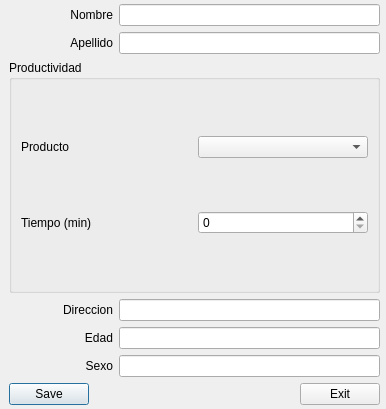
First picture: the form in MyApp/model/empleado/add.ui, repository marcosstevens2012/GPP, before the edit.
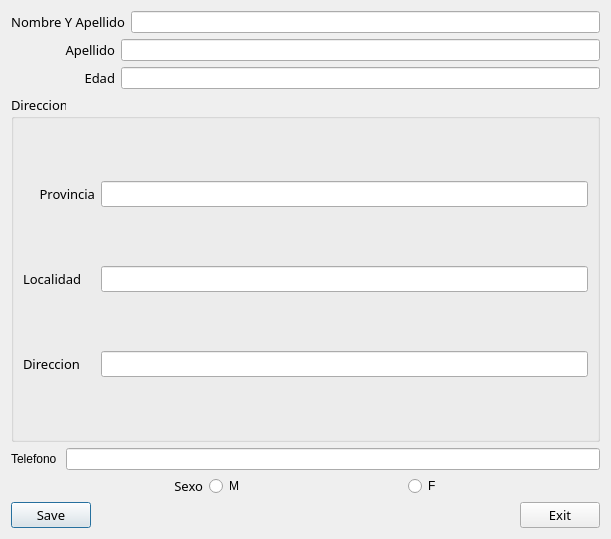
Second picture: the form after the edit. Icons and pictures are not drawn.

The edit to the form file:
```diff
--- a/MyApp/model/empleado/add.ui
+++ b/MyApp/model/empleado/add.ui
@@ -6,23 +6,21 @@
    <rect>
     <x>0</x>
     <y>0</y>
-    <width>386</width>
-    <height>409</height>
+    <width>611</width>
+    <height>539</height>
    </rect>
   </property>
   <property name="windowTitle">
    <string>Dialog</string>
   </property>
-  <widget class="QWidget" name="layoutWidget">
-   <property name="geometry">
-    <rect>
-     <x>9</x>
-     <y>4</y>
-     <width>371</width>
-     <height>401</height>
-    </rect>
-   </property>
-   <layout class="QGridLayout" name="gridLayout_3">
+  <property name="windowIcon">
+   <iconset>
+    <normaloff>../../iconos/03-icono-empleados.png</normaloff>../../iconos/03-icono-empleados.png</iconset>
+  </property>
+  <property name="sizeGripEnabled">
+   <bool>false</bool>
+  </property>
+  <layout class="QGridLayout" name="gridLayout">
     <item row="0" column="0">
      <layout class="QGridLayout" name="gridLayout_2">
       <item row="0" column="0">
@@ -33,8 +31,14 @@
           <height>0</height>
          </size>
         </property>
+       <property name="font">
+        <font>
+         <family>Segoe UI Light</family>
+         <pointsize>10</pointsize>
+        </font>
+       </property>
         <property name="text">
-         <string>Nombre</string>
+        <string>Nombre Y Apellido</string>
         </property>
         <property name="alignment">
          <set>Qt::AlignRight|Qt::AlignTrailing|Qt::AlignVCenter</set>
@@ -63,6 +67,12 @@
           <height>0</height>
          </size>
         </property>
+       <property name="font">
+        <font>
+         <family>Segoe UI Light</family>
+         <pointsize>10</pointsize>
+        </font>
+       </property>
         <property name="text">
          <string>Apellido</string>
         </property>
@@ -84,95 +94,151 @@
      </layout>
     </item>
     <item row="2" column="0">
+    <layout class="QHBoxLayout" name="hlDialog">
+     <item>
+      <widget class="QLabel" name="lbEdad">
+       <property name="minimumSize">
+        <size>
+         <width>104</width>
+         <height>0</height>
+        </size>
+       </property>
+       <property name="font">
+        <font>
+         <family>Segoe UI Light</family>
+         <pointsize>10</pointsize>
+        </font>
+       </property>
+       <property name="text">
+        <string>Edad</string>
+       </property>
+       <property name="alignment">
+        <set>Qt::AlignRight|Qt::AlignTrailing|Qt::AlignVCenter</set>
+       </property>
+      </widget>
+     </item>
+     <item>
+      <widget class="QLineEdit" name="leEdad">
+       <property name="sizePolicy">
+        <sizepolicy hsizetype="Expanding" vsizetype="Fixed">
+         <horstretch>0</horstretch>
+         <verstretch>0</verstretch>
+        </sizepolicy>
+       </property>
+      </widget>
+     </item>
+    </layout>
+   </item>
+   <item row="3" column="0">
      <widget class="QGroupBox" name="groupBox">
+     <property name="font">
+      <font>
+       <family>Segoe UI Light</family>
+       <pointsize>10</pointsize>
+      </font>
+     </property>
       <property name="title">
-       <string>Productividad</string>
-      </property>
-      <layout class="QGridLayout" name="gridLayout">
+      <string>Direccion</string>
+     </property>
+     <layout class="QGridLayout" name="gridLayout_4">
        <item row="0" column="0">
-        <widget class="QLabel" name="label">
+       <widget class="QLabel" name="lbDireccion_5">
+        <property name="minimumSize">
+         <size>
+          <width>72</width>
+          <height>0</height>
+         </size>
+        </property>
+        <property name="font">
+         <font>
+          <family>Segoe UI Light</family>
+          <pointsize>10</pointsize>
+         </font>
+        </property>
          <property name="text">
-          <string>Producto </string>
+         <string>Provincia</string>
+        </property>
+        <property name="alignment">
+         <set>Qt::AlignRight|Qt::AlignTrailing|Qt::AlignVCenter</set>
          </property>
         </widget>
        </item>
        <item row="0" column="1">
-        <widget class="QComboBox" name="cbProductos"/>
+       <widget class="QLineEdit" name="leProvincia">
+        <property name="sizePolicy">
+         <sizepolicy hsizetype="Expanding" vsizetype="Fixed">
+          <horstretch>0</horstretch>
+          <verstretch>0</verstretch>
+         </sizepolicy>
+        </property>
+        <property name="font">
+         <font>
+          <family>Segoe UI Light</family>
+          <pointsize>10</pointsize>
+         </font>
+        </property>
+       </widget>
        </item>
        <item row="1" column="0">
-        <widget class="QLabel" name="label_2">
+       <widget class="QLabel" name="label_9">
+        <property name="font">
+         <font>
+          <family>Segoe UI Light</family>
+          <pointsize>10</pointsize>
+         </font>
+        </property>
          <property name="text">
-          <string>Tiempo (min) </string>
+         <string>Localidad</string>
          </property>
         </widget>
        </item>
        <item row="1" column="1">
-        <widget class="QSpinBox" name="spinBox">
-         <property name="maximum">
-          <number>500</number>
+       <widget class="QLineEdit" name="leLocalidad">
+        <property name="font">
+         <font>
+          <family>Segoe UI Light</family>
+          <pointsize>10</pointsize>
+         </font>
          </property>
         </widget>
        </item>
-      </layout>
-     </widget>
-    </item>
-    <item row="3" column="0">
-     <layout class="QHBoxLayout" name="horizontalLayout_2">
-      <item>
-       <widget class="QLabel" name="lbDireccion">
-        <property name="minimumSize">
-         <size>
-          <width>104</width>
-          <height>0</height>
-         </size>
+      <item row="2" column="0">
+       <widget class="QLabel" name="label_10">
+        <property name="font">
+         <font>
+          <family>Segoe UI Light</family>
+          <pointsize>10</pointsize>
+         </font>
         </property>
         <property name="text">
          <string>Direccion</string>
         </property>
-        <property name="alignment">
-         <set>Qt::AlignRight|Qt::AlignTrailing|Qt::AlignVCenter</set>
-        </property>
        </widget>
       </item>
-      <item>
+      <item row="2" column="1">
        <widget class="QLineEdit" name="leDireccion">
-        <property name="sizePolicy">
-         <sizepolicy hsizetype="Expanding" vsizetype="Fixed">
-          <horstretch>0</horstretch>
-          <verstretch>0</verstretch>
-         </sizepolicy>
+        <property name="font">
+         <font>
+          <family>Segoe UI Light</family>
+          <pointsize>10</pointsize>
+         </font>
         </property>
        </widget>
       </item>
      </layout>
+    </widget>
     </item>
     <item row="4" column="0">
-     <layout class="QHBoxLayout" name="hlDialog">
+    <layout class="QHBoxLayout" name="horizontalLayout_2">
       <item>
-       <widget class="QLabel" name="lbEdad">
-        <property name="minimumSize">
-         <size>
-          <width>104</width>
-          <height>0</height>
-         </size>
-        </property>
+      <widget class="QLabel" name="label">
         <property name="text">
-         <string>Edad</string>
-        </property>
-        <property name="alignment">
-         <set>Qt::AlignRight|Qt::AlignTrailing|Qt::AlignVCenter</set>
+        <string>Telefono </string>
         </property>
        </widget>
       </item>
       <item>
-       <widget class="QLineEdit" name="leEdad">
-        <property name="sizePolicy">
-         <sizepolicy hsizetype="Expanding" vsizetype="Fixed">
-          <horstretch>0</horstretch>
-          <verstretch>0</verstretch>
-         </sizepolicy>
-        </property>
-       </widget>
+      <widget class="QLineEdit" name="lineEdit"/>
       </item>
      </layout>
     </item>
@@ -186,6 +252,12 @@
           <height>0</height>
          </size>
         </property>
+       <property name="font">
+        <font>
+         <family>Segoe UI Light</family>
+         <pointsize>10</pointsize>
+        </font>
+       </property>
         <property name="text">
          <string>Sexo</string>
         </property>
@@ -195,12 +267,16 @@
        </widget>
       </item>
       <item>
-       <widget class="QLineEdit" name="leSexo">
-        <property name="sizePolicy">
-         <sizepolicy hsizetype="Expanding" vsizetype="Fixed">
-          <horstretch>0</horstretch>
-          <verstretch>0</verstretch>
-         </sizepolicy>
+      <widget class="QRadioButton" name="radioButton">
+       <property name="text">
+        <string>M</string>
+       </property>
+      </widget>
+     </item>
+     <item>
+      <widget class="QRadioButton" name="radioButton_2">
+       <property name="text">
+        <string>F</string>
         </property>
        </widget>
       </item>
@@ -210,6 +286,12 @@
      <layout class="QHBoxLayout" name="horizontalLayout">
       <item>
        <widget class="QPushButton" name="btSave">
+       <property name="font">
+        <font>
+         <family>Segoe UI Light</family>
+         <pointsize>10</pointsize>
+        </font>
+       </property>
         <property name="text">
          <string>Save</string>
         </property>
@@ -230,6 +312,12 @@
       </item>
       <item>
        <widget class="QPushButton" name="btExit">
+       <property name="font">
+        <font>
+         <family>Segoe UI Light</family>
+         <pointsize>10</pointsize>
+        </font>
+       </property>
         <property name="text">
          <string>Exit</string>
         </property>
@@ -238,7 +326,6 @@
      </layout>
     </item>
    </layout>
-  </widget>
  </widget>
  <resources/>
  <connections>
```
Left out of the diff: 2 changed lines with no effect on the pictures. Lines whose indentation alone changed are shown as unchanged.
